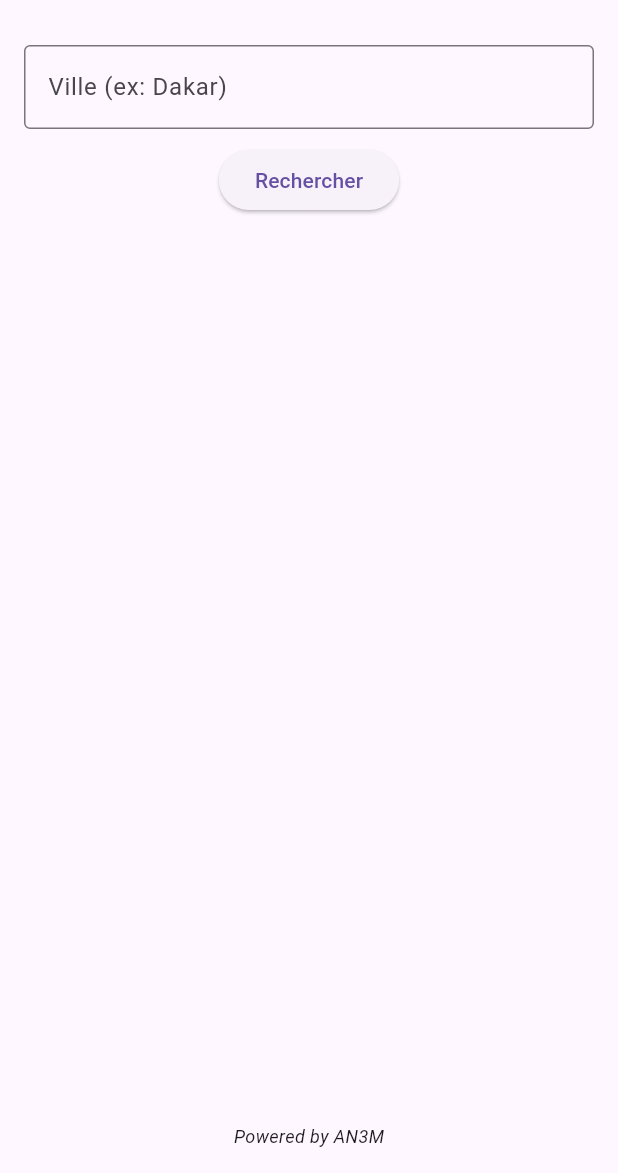
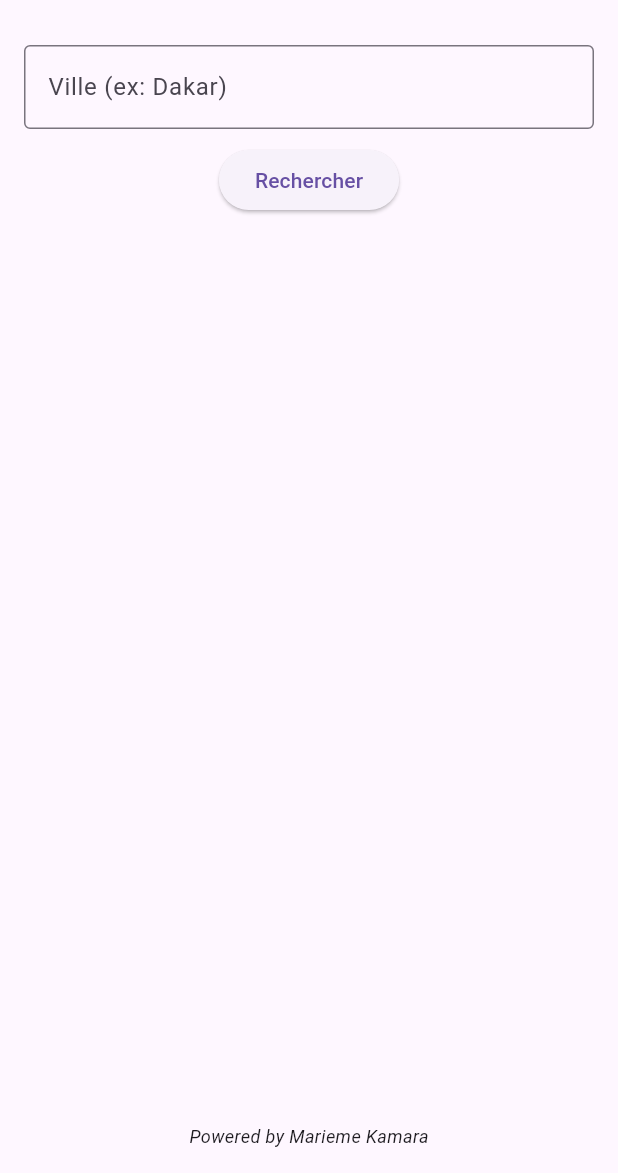
Before and after one commit to MariemeKmr/AppFlutterMeteo, a Flutter app: the screen it shows after launch, on a phone screen of 412 x 824 dp, the part 63-1236 px from its top. Run offline on Flutter 3.47's test engine with Material 3 defaults, Android fonts, the phone set to English and light mode, and no system bars.

Commit message:
Maj footer

```diff
--- a/lib/views/search_screen.dart
+++ b/lib/views/search_screen.dart
@@ -101,7 +101,7 @@ class _SearchScreenState extends State<SearchScreen> {
               Text(_error!, style: const TextStyle(color: Colors.red)),
             const Spacer(),
             const Text(
-              'Powered by AN3M',
+              'Powered by Marieme Kamara',
               style: TextStyle(fontSize: 12, fontStyle: FontStyle.italic),
             ),
           ],
--- a/lib/views/weather_screen.dart
+++ b/lib/views/weather_screen.dart
@@ -270,7 +270,7 @@ class _WeatherScreenState extends State<WeatherScreen> {
             const SizedBox(height: 10),
             // Footer
             const Text(
-              'Powered by AN3M',
+              'Powered by Marieme Kamara',
               style: TextStyle(
                 fontSize: 12,
                 fontStyle: FontStyle.italic,
```
